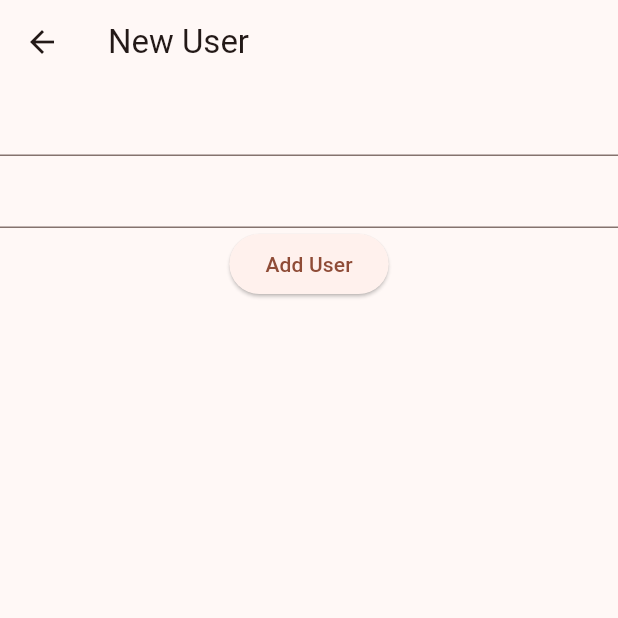
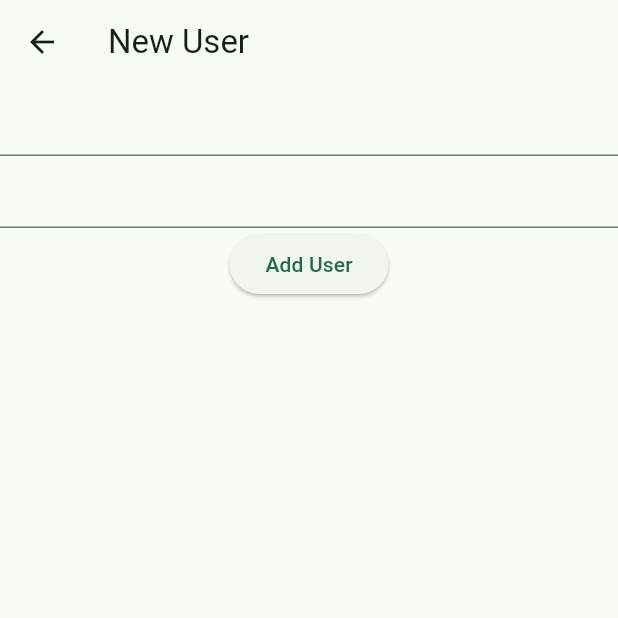
Before and after one commit to MirsaidTursunov/dio_retrofit_example, a Flutter app: the screen it shows after launch, after a tap on the "add" icon, on a phone screen of 412 x 824 dp, the top half of it. Run offline on Flutter 3.47's test engine with Material 2 defaults, Android fonts, the phone set to English and light mode, and no system bars; our stand-ins replace bloc, connectivity_plus, dio, equatable, flutter_bloc, internet_connection_checker and 1 more; missing offline and left inert: chuck_interceptor; generated files the repository leaves out were written again; network calls fail.

Commit message:
color changed banner item bug fixed bvdkjbfv vbjskjbs vjkewrb vnjkebrkje jkerngjerk ejnvkrbkj dbvdekrek kernb

```diff
--- a/lib/main.dart
+++ b/lib/main.dart
@@ -17,7 +17,7 @@ class MyApp extends StatelessWidget {
       child: MaterialApp(
         title: 'Flutter Demo',
         theme: ThemeData(
-          colorScheme: ColorScheme.fromSeed(seedColor: Colors.deepOrangeAccent),
+          colorScheme: ColorScheme.fromSeed(seedColor: Colors.greenAccent),
           useMaterial3: true,
         ),
         home: const HomePage(),
```
